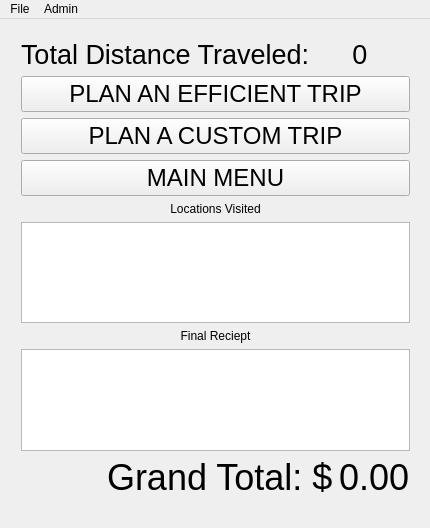
Old version of the form src/form/mainwindow.ui in the repository dank-devz/effective-octo-meme.
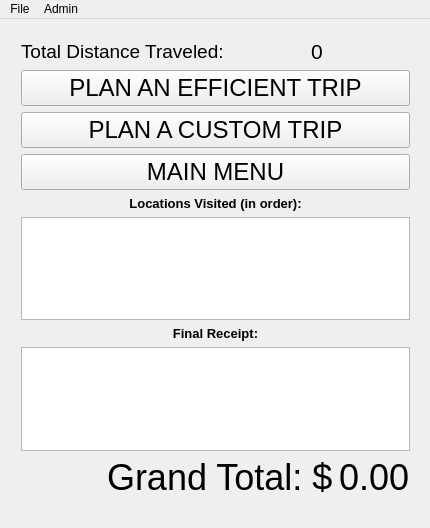
New version of the form. The open tabs and pages were chosen to show the change.

Commit message: back button on add items to cart now goes to main menu

Diff of the .ui file:
```diff
--- a/src/form/mainwindow.ui
+++ b/src/form/mainwindow.ui
@@ -943,7 +943,7 @@
           <widget class="QLabel" name="tripSummary_label_totalDistanceTraveled">
            <property name="font">
             <font>
-             <pointsize>20</pointsize>
+             <pointsize>14</pointsize>
             </font>
            </property>
            <property name="text">
@@ -955,7 +955,7 @@
           <widget class="QLabel" name="tripSummary_label_totalDistanceTraveledValue">
            <property name="font">
             <font>
-             <pointsize>20</pointsize>
+             <pointsize>16</pointsize>
             </font>
            </property>
            <property name="text">
@@ -1010,8 +1010,15 @@
        </item>
        <item>
         <widget class="QLabel" name="tripSummaery_label_stops">
+         <property name="font">
+          <font>
+           <pointsize>10</pointsize>
+           <weight>75</weight>
+           <bold>true</bold>
+          </font>
+         </property>
          <property name="text">
-          <string>Locations Visited</string>
+          <string>Locations Visited (in order):</string>
          </property>
          <property name="alignment">
           <set>Qt::AlignCenter</set>
@@ -1023,8 +1030,15 @@
        </item>
        <item>
         <widget class="QLabel" name="tripSummaery_label_reciept">
+         <property name="font">
+          <font>
+           <pointsize>10</pointsize>
+           <weight>75</weight>
+           <bold>true</bold>
+          </font>
+         </property>
          <property name="text">
-          <string>Final Reciept</string>
+          <string>Final Receipt:</string>
          </property>
          <property name="alignment">
           <set>Qt::AlignCenter</set>
```
Left out of the diff: 2 changed lines with no effect on the pictures. The commit also changes 1 other file.
